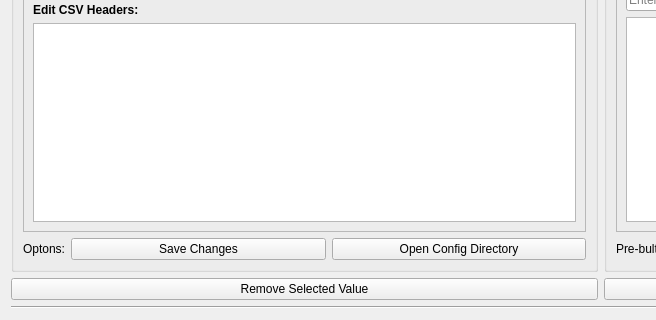
Above: src/gui/widgets/PreBuiltXPathsManager.ui from zaricj/XMLuvation before the change; both pictures show x 0 to 656 and y 349 to 669 of the 1201 by 669 pixel window. Below: the same form after it.
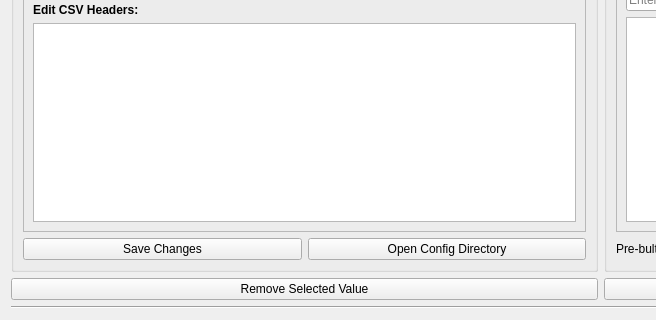
That is the form after the change. Icons and pictures are not drawn.

Commit message: Adjusted window size and widget positions

What changed in the file:
```diff
--- a/src/gui/widgets/PreBuiltXPathsManager.ui
+++ b/src/gui/widgets/PreBuiltXPathsManager.ui
@@ -156,13 +156,6 @@
           </item>
           <item>
            <layout class="QHBoxLayout" name="horizontalLayout_6">
-            <item>
-             <widget class="QLabel" name="label_2">
-              <property name="text">
-               <string>Optons:</string>
-              </property>
-             </widget>
-            </item>
             <item>
              <widget class="QPushButton" name="button_save_changes">
               <property name="sizePolicy">
```
The commit also changes 4 other files.
